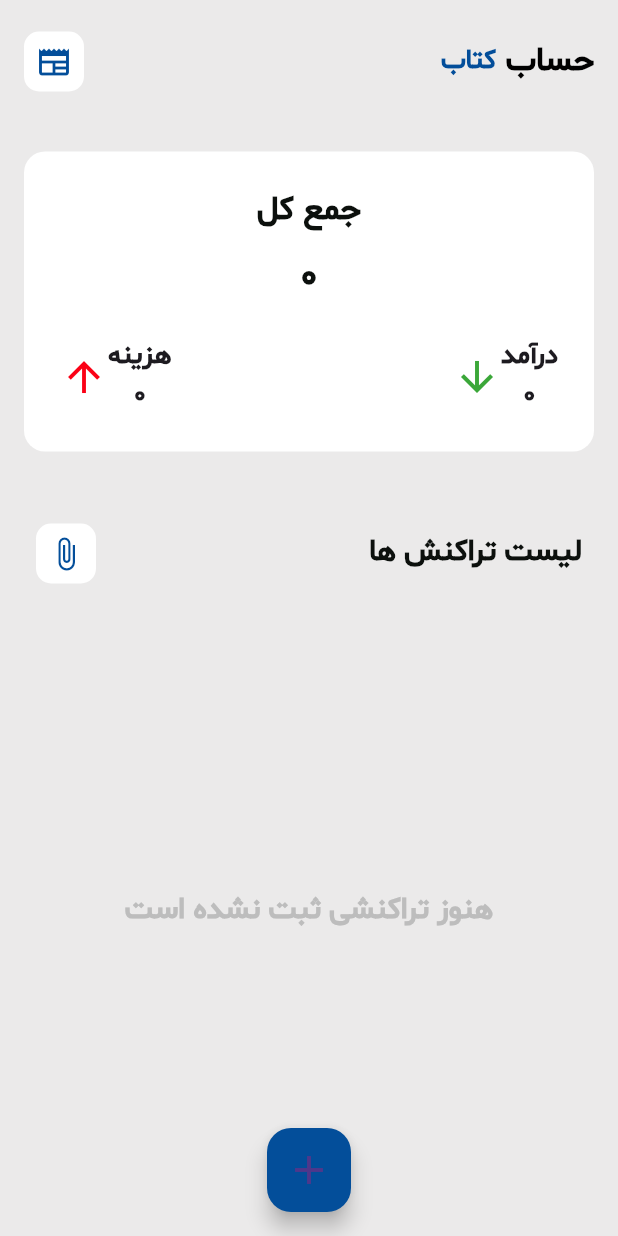
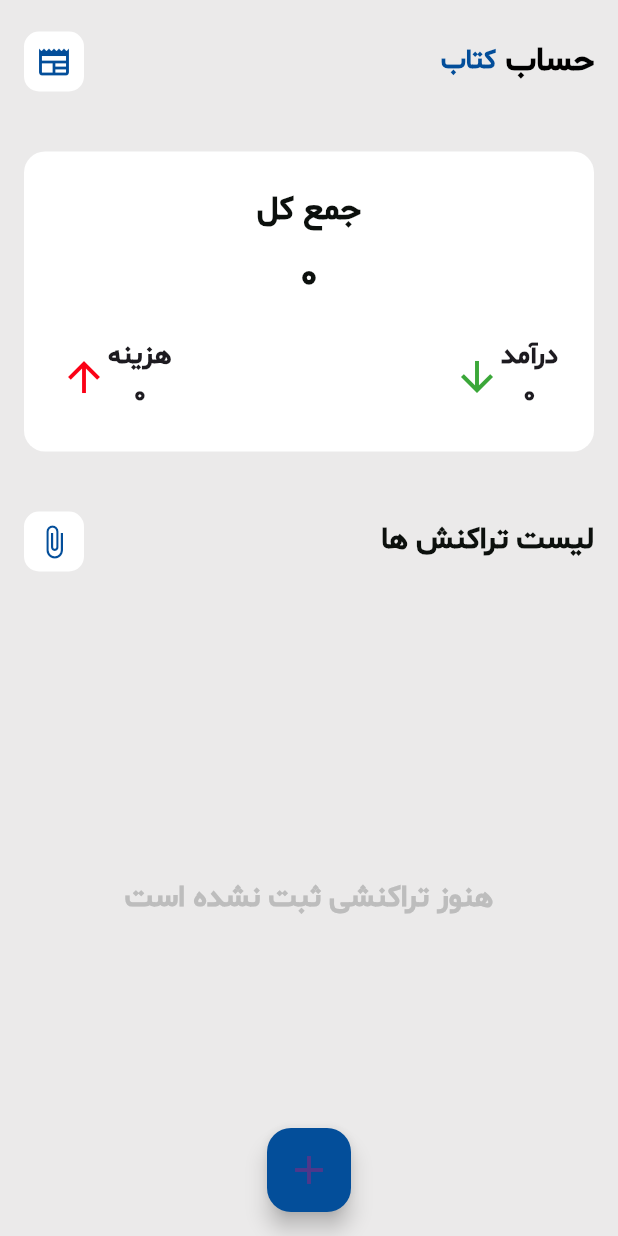
Before and after one commit to mohammadaghigh/flutter_money_transactions, a Flutter app: the screen it shows after launch, after a tap on the "attach file" icon, on a phone screen of 412 x 824 dp. Run offline on Flutter 3.47's test engine with Material 3 defaults, Android fonts, the light colour scheme and no system bars; our stand-ins replace csv, hive, hive_flutter, open_file; missing offline and left inert: flutter_linear_datepicker; accounts and stored records are empty.

Commit message:
remove passing

```diff
--- a/lib/screens/home_screen.dart
+++ b/lib/screens/home_screen.dart
@@ -166,9 +166,7 @@ class _HomeScreenState extends State<HomeScreen> {
                       SizedBox(
                         height: 40,
                       ),
-                      Padding(
-                        padding: const EdgeInsets.all(8.0),
-                        child: Row(
+                      Row(
                         children: [
                           InkWell(
                               // style: ElevatedButton.styleFrom(
@@ -186,8 +184,8 @@ class _HomeScreenState extends State<HomeScreen> {
                                 height: 40,
                                 decoration: BoxDecoration(
                                     color: AppColor.whiteColor,
-                                      borderRadius: BorderRadius.all(
-                                          Radius.circular(10))),
+                                    borderRadius:
+                                        BorderRadius.all(Radius.circular(10))),
                                 child: Icon(
                                   Icons.attach_file,
                                   color: AppColor.blueColor,
@@ -202,7 +200,6 @@ class _HomeScreenState extends State<HomeScreen> {
                                 color: AppColor.blackColor),
                           ),
                         ],
-                        ),
                       ),
                       SizedBox(
                         height: 10,
--- a/lib/utility/func.dart
+++ b/lib/utility/func.dart
@@ -62,7 +62,7 @@ Future<void> exportToExcel(List<TransactionData> transactions) async {
   String csvData = const ListToCsvConverter().convert(rows);
 
   // Get application documents directory
-  Directory directory = await getApplicationDocumentsDirectory();
+  Directory directory = await getApplicationSupportDirectory();
   String filePath = '${directory.path}/data.csv';
 
   // Save CSV file
```
Also changed, not shown: pubspec.lock, 2 other files. Lines whose indentation alone changed are shown as unchanged.
